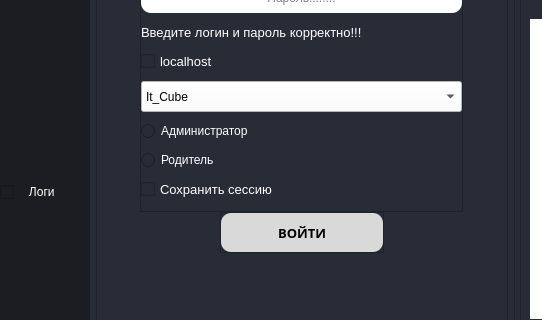
Before: the Qt Designer form DataBase_course_work/interface.ui in Pokulord/RTFPRACTICS, drawn with Qt 5; both pictures show x 0 to 542 and y 139 to 459 of the 925 by 602 pixel window.
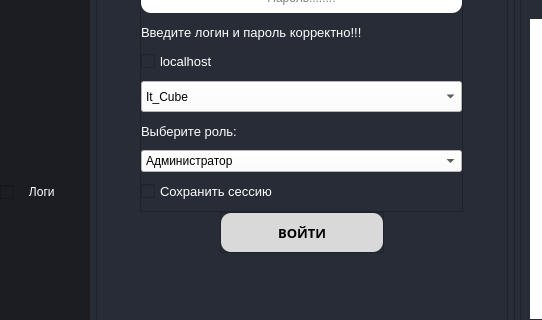
After: the same form once the commit is applied. The open tabs and pages were chosen to show the change. Icons and pictures are not drawn.

Commit message: Added session roles (allowed tables list in progress)

```diff
--- a/DataBase_course_work/interface.ui
+++ b/DataBase_course_work/interface.ui
@@ -943,24 +943,41 @@
                      </widget>
                     </item>
                     <item>
-                     <widget class="QRadioButton" name="radioButton">
+                     <widget class="QLabel" name="label_5">
+                      <property name="maximumSize">
+                       <size>
+                        <width>16777215</width>
+                        <height>20</height>
+                       </size>
+                      </property>
+                      <property name="font">
+                       <font>
+                        <pointsize>10</pointsize>
+                       </font>
+                      </property>
                       <property name="styleSheet">
-                       <string notr="true">color:white
-</string>
+                       <string notr="true">color:white; </string>
                       </property>
                       <property name="text">
-                       <string>Администратор</string>
+                       <string>Выберите роль:</string>
                       </property>
                      </widget>
                     </item>
                     <item>
-                     <widget class="QRadioButton" name="radioButton_2">
+                     <widget class="QComboBox" name="choice_role">
                       <property name="styleSheet">
-                       <string notr="true">color: white</string>
+                       <string notr="true">background-color:white</string>
                       </property>
-                      <property name="text">
-                       <string>Родитель</string>
-                      </property>
+                      <item>
+                       <property name="text">
+                        <string>Администратор</string>
+                       </property>
+                      </item>
+                      <item>
+                       <property name="text">
+                        <string>Родитель</string>
+                       </property>
+                      </item>
                      </widget>
                     </item>
                     <item>
```
Left out of the diff: 4 changed lines with no effect on the pictures. The commit also changes 8 other files.
